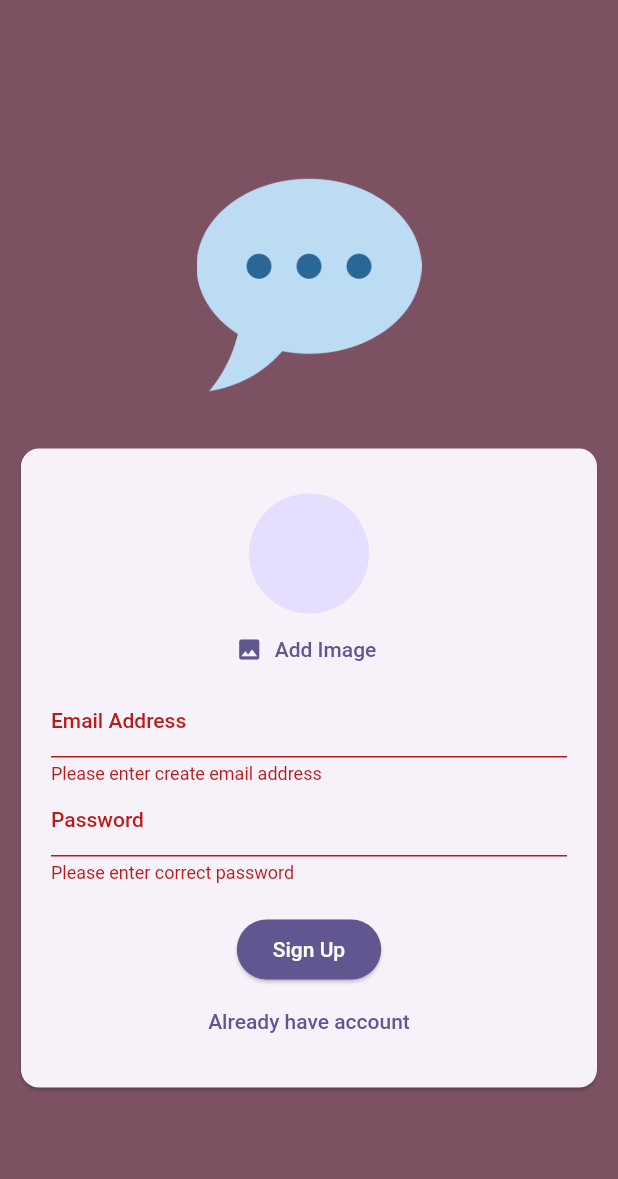
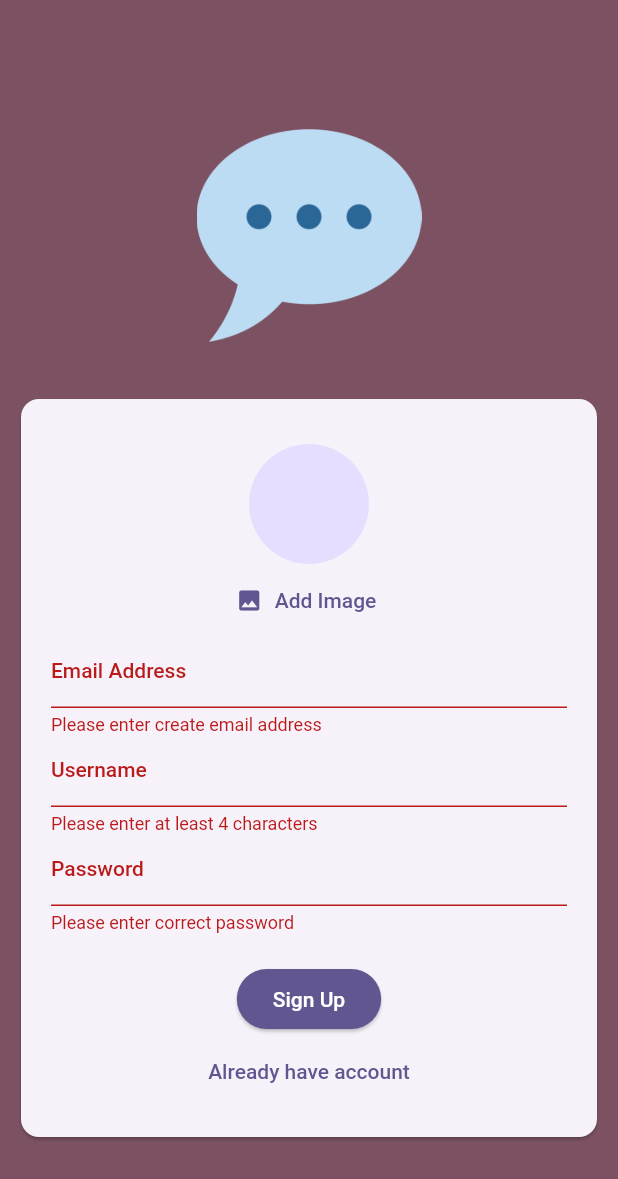
Before and after one commit to morganbr12/dice_roller, a Flutter app: the screen it shows after launch, after a tap on "LogIn", after a tap on "create new account", after a tap on "Sign Up", on a phone screen of 412 x 824 dp. Shown: the top 1179 px of the screen. Run offline on Flutter 3.47's test engine with Material 2 defaults, Android fonts, the phone set to English and light mode, and no system bars; our stand-ins replace cloud_firestore, firebase_auth, firebase_core, firebase_storage, image_picker; accounts and stored records are empty.

Commit message:
new update

```diff
--- a/flutter_chat/lib/screens/auth.dart
+++ b/flutter_chat/lib/screens/auth.dart
@@ -1,5 +1,6 @@
 import 'dart:io';
 
+import 'package:cloud_firestore/cloud_firestore.dart';
 import 'package:firebase_storage/firebase_storage.dart';
 import 'package:flutter/material.dart';
 import 'package:firebase_auth/firebase_auth.dart';
@@ -20,7 +21,9 @@ class _AthenticationState extends State<Authentication> {
 
   String enteredEmail = '';
   String enteredPassword = '';
+  String enteredUserName = '';
   File? selectedImage;
+  bool isAuthenticating = false;
 
   void onSubmit() async {
     final isValid = _form.currentState!.validate();
@@ -31,6 +34,9 @@ class _AthenticationState extends State<Authentication> {
 
     _form.currentState!.save();
     try {
+      setState(() {
+        isAuthenticating = true;
+      });
       if (isLogin) {
         // add login details here
         await _firebase.signInWithEmailAndPassword(
@@ -49,7 +55,15 @@ class _AthenticationState extends State<Authentication> {
             .child('${userCrendential.user!.uid}.jpg');
         await storageRef.putFile(selectedImage!);
         final imageUrl = await storageRef.getDownloadURL();
-        debugPrint(imageUrl);
+
+        await FirebaseFirestore.instance
+            .collection('users')
+            .doc(userCrendential.user!.uid)
+            .set({
+          'username': enteredUserName,
+          'email': enteredEmail,
+          'image_url': imageUrl,
+        });
       }
     } on FirebaseAuthException catch (error) {
       ScaffoldMessenger.of(context).clearSnackBars();
@@ -58,6 +72,9 @@ class _AthenticationState extends State<Authentication> {
           content: Text(error.message ?? "Registration failed."),
         ),
       );
+      setState(() {
+        isAuthenticating = false;
+      });
     }
   }
 
@@ -122,6 +139,23 @@ class _AthenticationState extends State<Authentication> {
                                   enteredEmail = value!;
                                 },
                               ),
+                              if (!isLogin)
+                                TextFormField(
+                                  decoration: const InputDecoration(
+                                      labelText: 'Username'),
+                                  enableSuggestions: false,
+                                  validator: (value) {
+                                    if (value == null ||
+                                        value.isEmpty ||
+                                        value.trim().length < 4) {
+                                      return 'Please enter at least 4 characters';
+                                    }
+                                    return null;
+                                  },
+                                  onSaved: (value) {
+                                    enteredUserName = value!;
+                                  },
+                                ),
                               TextFormField(
                                 decoration: const InputDecoration(
                                   labelText: 'Password',
@@ -141,6 +175,12 @@ class _AthenticationState extends State<Authentication> {
                               const SizedBox(
                                 height: 20,
                               ),
+                              if (isAuthenticating)
+                                CircularProgressIndicator.adaptive(
+                                  backgroundColor:
+                                      Theme.of(context).colorScheme.primary,
+                                ),
+                              if (!isAuthenticating)
                                 ElevatedButton(
                                   onPressed: onSubmit,
                                   style: ElevatedButton.styleFrom(
@@ -149,6 +189,7 @@ class _AthenticationState extends State<Authentication> {
                                       foregroundColor: Colors.white),
                                   child: Text(isLogin ? 'LogIn' : 'Sign Up'),
                                 ),
+                              if (!isAuthenticating)
                                 TextButton(
                                   onPressed: () {
                                     setState(() {
--- a/flutter_chat/lib/screens/splash_screen.dart
+++ b/flutter_chat/lib/screens/splash_screen.dart
@@ -5,9 +5,10 @@ class SplashScreen extends StatelessWidget {
 
   @override
   Widget build(BuildContext context) {
-    return const Scaffold(
-      body: Center(
-        child: Text('Splash Scree'),
+    return Scaffold(
+      backgroundColor: Theme.of(context).colorScheme.background,
+      body: const Center(
+        child: Text('Splash Screen'),
       ),
     );
   }
--- a/flutter_chat/pubspec.yaml
+++ b/flutter_chat/pubspec.yaml
@@ -38,6 +38,7 @@ dependencies:
   firebase_auth: ^4.6.2
   image_picker: ^0.8.7+5
   firebase_storage: ^11.2.2
+  cloud_firestore: ^4.8.0
 
 dev_dependencies:
   flutter_test:
```
Also changed, not shown: flutter_chat/lib/widget/chat_messages.dart (added, +12 -0 lines), flutter_chat/lib/widget/new_message.dart (added, +43 -0 lines), flutter_chat/pubspec.lock, 8 other files. Lines whose indentation alone changed are shown as unchanged.
